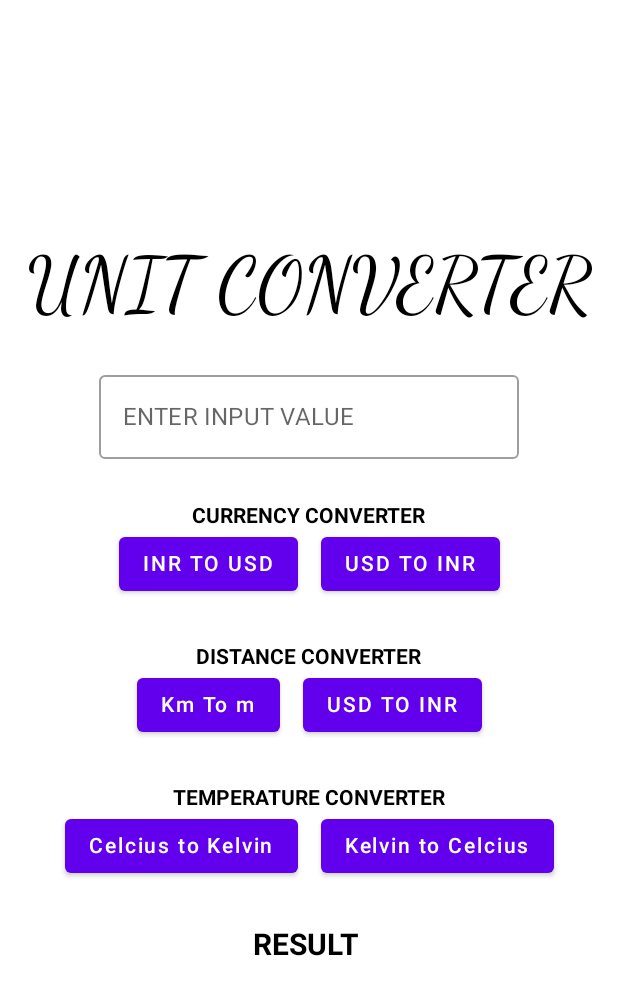
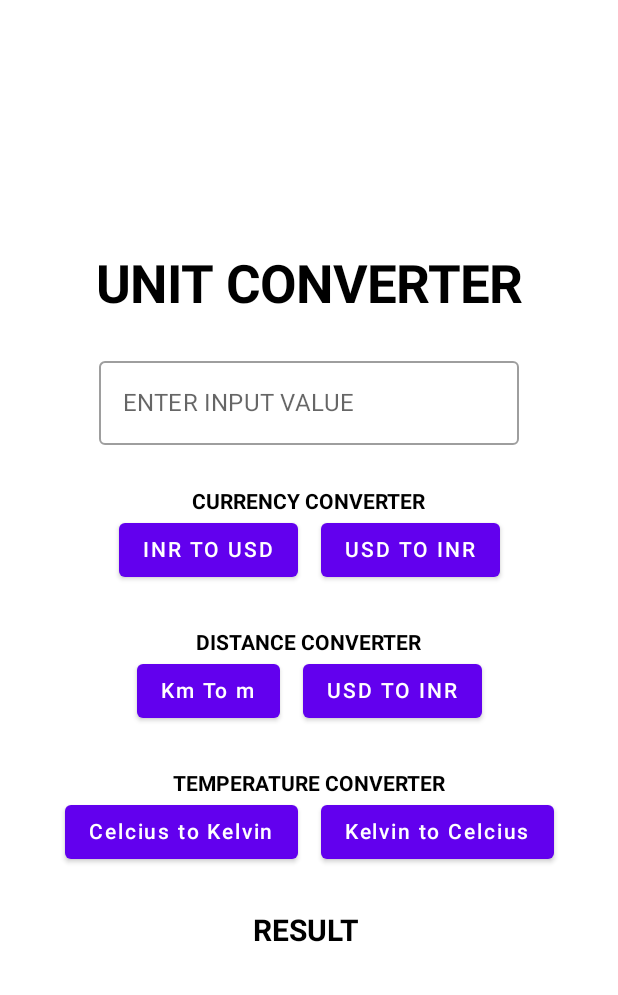
Before and after one commit to SATVIKSH/Unit-Converter, an Android app built with Jetpack Compose: the screen it shows after launch (MainActivity), on a phone screen of 412 x 824 dp. Shown: the top 995 px of the screen. Run offline under Robolectric (Android 15) with nearby library versions, the phone set to English and light mode, and no system bars.

Commit message:
text bold 2

```diff
--- a/app/src/main/java/com/example/unitconverter/MainActivity.kt
+++ b/app/src/main/java/com/example/unitconverter/MainActivity.kt
@@ -44,7 +44,7 @@ fun MainApp(modifier: Modifier=Modifier) {
     var userInput by remember { mutableStateOf("") }
     var result by remember { mutableStateOf("") }
     Column(horizontalAlignment = Alignment.CenterHorizontally, verticalArrangement = Arrangement.Center) {
-    Text(text = "UNIT CONVERTER", fontFamily = FontFamily.Cursive,fontSize=50.sp)
+    Text(text = "UNIT CONVERTER",fontSize=35.sp,fontWeight= Bold)
         Spacer(Modifier.height(30.dp))
 
         OutlinedTextField(value =userInput , onValueChange = {userInput=it},placeholder={Text(text="ENTER INPUT VALUE")})
```
